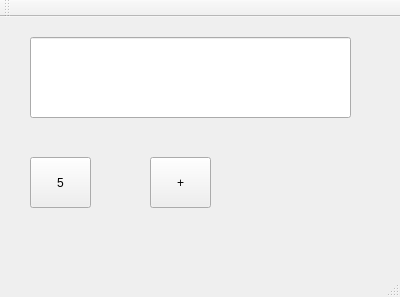
First picture: the form in gui_calculator_3/mainwindow.ui, repository givikuna/qtLessons, before the edit.
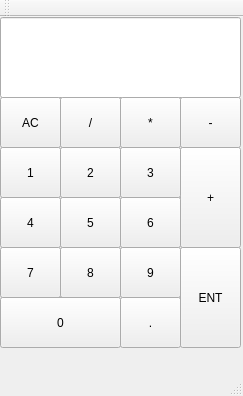
Second picture: the form after the edit.

The edit to the form file:
```diff
--- a/gui_calculator_3/mainwindow.ui
+++ b/gui_calculator_3/mainwindow.ui
@@ -6,8 +6,8 @@
    <rect>
     <x>0</x>
     <y>0</y>
-    <width>400</width>
-    <height>297</height>
+    <width>243</width>
+    <height>396</height>
    </rect>
   </property>
   <property name="windowTitle">
@@ -17,9 +17,9 @@
    <widget class="QLineEdit" name="lineEdit">
     <property name="geometry">
      <rect>
-      <x>30</x>
-      <y>20</y>
-      <width>321</width>
+      <x>0</x>
+      <y>0</y>
+      <width>241</width>
       <height>81</height>
      </rect>
     </property>
@@ -27,8 +27,8 @@
    <widget class="QPushButton" name="buttonFive">
     <property name="geometry">
      <rect>
-      <x>30</x>
-      <y>140</y>
+      <x>60</x>
+      <y>180</y>
       <width>61</width>
       <height>51</height>
      </rect>
@@ -40,16 +40,211 @@
    <widget class="QPushButton" name="buttonPlus">
     <property name="geometry">
      <rect>
-      <x>150</x>
-      <y>140</y>
+      <x>180</x>
+      <y>130</y>
       <width>61</width>
-      <height>51</height>
+      <height>101</height>
      </rect>
     </property>
     <property name="text">
      <string>+</string>
     </property>
    </widget>
+   <widget class="QPushButton" name="button1">
+    <property name="geometry">
+     <rect>
+      <x>0</x>
+      <y>130</y>
+      <width>61</width>
+      <height>51</height>
+     </rect>
+    </property>
+    <property name="text">
+     <string>1</string>
+    </property>
+   </widget>
+   <widget class="QPushButton" name="button3">
+    <property name="geometry">
+     <rect>
+      <x>120</x>
+      <y>130</y>
+      <width>61</width>
+      <height>51</height>
+     </rect>
+    </property>
+    <property name="text">
+     <string>3</string>
+    </property>
+   </widget>
+   <widget class="QPushButton" name="button8">
+    <property name="geometry">
+     <rect>
+      <x>60</x>
+      <y>230</y>
+      <width>61</width>
+      <height>51</height>
+     </rect>
+    </property>
+    <property name="text">
+     <string>8</string>
+    </property>
+   </widget>
+   <widget class="QPushButton" name="button4">
+    <property name="geometry">
+     <rect>
+      <x>0</x>
+      <y>180</y>
+      <width>61</width>
+      <height>51</height>
+     </rect>
+    </property>
+    <property name="text">
+     <string>4</string>
+    </property>
+   </widget>
+   <widget class="QPushButton" name="button7">
+    <property name="geometry">
+     <rect>
+      <x>0</x>
+      <y>230</y>
+      <width>61</width>
+      <height>51</height>
+     </rect>
+    </property>
+    <property name="text">
+     <string>7</string>
+    </property>
+   </widget>
+   <widget class="QPushButton" name="button9">
+    <property name="geometry">
+     <rect>
+      <x>120</x>
+      <y>230</y>
+      <width>61</width>
+      <height>51</height>
+     </rect>
+    </property>
+    <property name="text">
+     <string>9</string>
+    </property>
+   </widget>
+   <widget class="QPushButton" name="button6">
+    <property name="geometry">
+     <rect>
+      <x>120</x>
+      <y>180</y>
+      <width>61</width>
+      <height>51</height>
+     </rect>
+    </property>
+    <property name="text">
+     <string>6</string>
+    </property>
+   </widget>
+   <widget class="QPushButton" name="button2">
+    <property name="geometry">
+     <rect>
+      <x>60</x>
+      <y>130</y>
+      <width>61</width>
+      <height>51</height>
+     </rect>
+    </property>
+    <property name="text">
+     <string>2</string>
+    </property>
+   </widget>
+   <widget class="QPushButton" name="button0">
+    <property name="geometry">
+     <rect>
+      <x>0</x>
+      <y>280</y>
+      <width>121</width>
+      <height>51</height>
+     </rect>
+    </property>
+    <property name="text">
+     <string>0</string>
+    </property>
+   </widget>
+   <widget class="QPushButton" name="ButtonPoint">
+    <property name="geometry">
+     <rect>
+      <x>120</x>
+      <y>280</y>
+      <width>61</width>
+      <height>51</height>
+     </rect>
+    </property>
+    <property name="text">
+     <string>.</string>
+    </property>
+   </widget>
+   <widget class="QPushButton" name="ENT">
+    <property name="geometry">
+     <rect>
+      <x>180</x>
+      <y>230</y>
+      <width>61</width>
+      <height>101</height>
+     </rect>
+    </property>
+    <property name="text">
+     <string>ENT</string>
+    </property>
+   </widget>
+   <widget class="QPushButton" name="AC">
+    <property name="geometry">
+     <rect>
+      <x>0</x>
+      <y>80</y>
+      <width>61</width>
+      <height>51</height>
+     </rect>
+    </property>
+    <property name="text">
+     <string>AC</string>
+    </property>
+   </widget>
+   <widget class="QPushButton" name="divide">
+    <property name="geometry">
+     <rect>
+      <x>60</x>
+      <y>80</y>
+      <width>61</width>
+      <height>51</height>
+     </rect>
+    </property>
+    <property name="text">
+     <string>/</string>
+    </property>
+   </widget>
+   <widget class="QPushButton" name="multiply">
+    <property name="geometry">
+     <rect>
+      <x>120</x>
+      <y>80</y>
+      <width>61</width>
+      <height>51</height>
+     </rect>
+    </property>
+    <property name="text">
+     <string>*</string>
+    </property>
+   </widget>
+   <widget class="QPushButton" name="minus">
+    <property name="geometry">
+     <rect>
+      <x>180</x>
+      <y>80</y>
+      <width>61</width>
+      <height>51</height>
+     </rect>
+    </property>
+    <property name="text">
+     <string>-</string>
+    </property>
+   </widget>
   </widget>
   <widget class="QMenuBar" name="menuBar">
    <property name="geometry">
```
Left out of the diff: 4 changed lines with no effect on the pictures.
